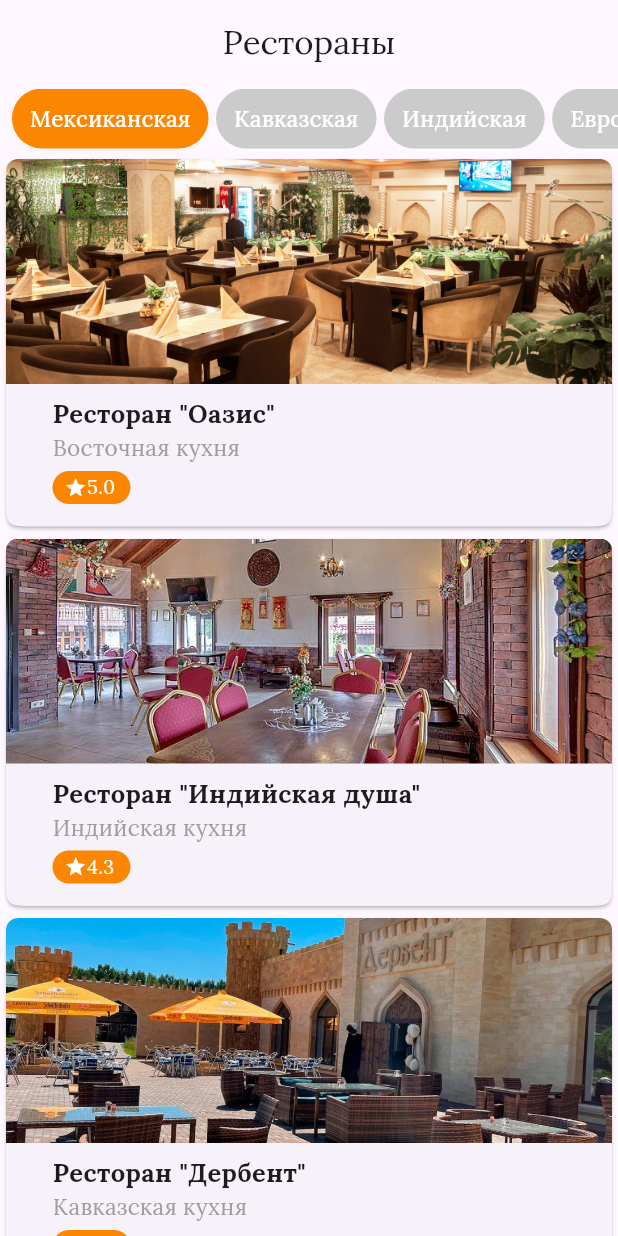
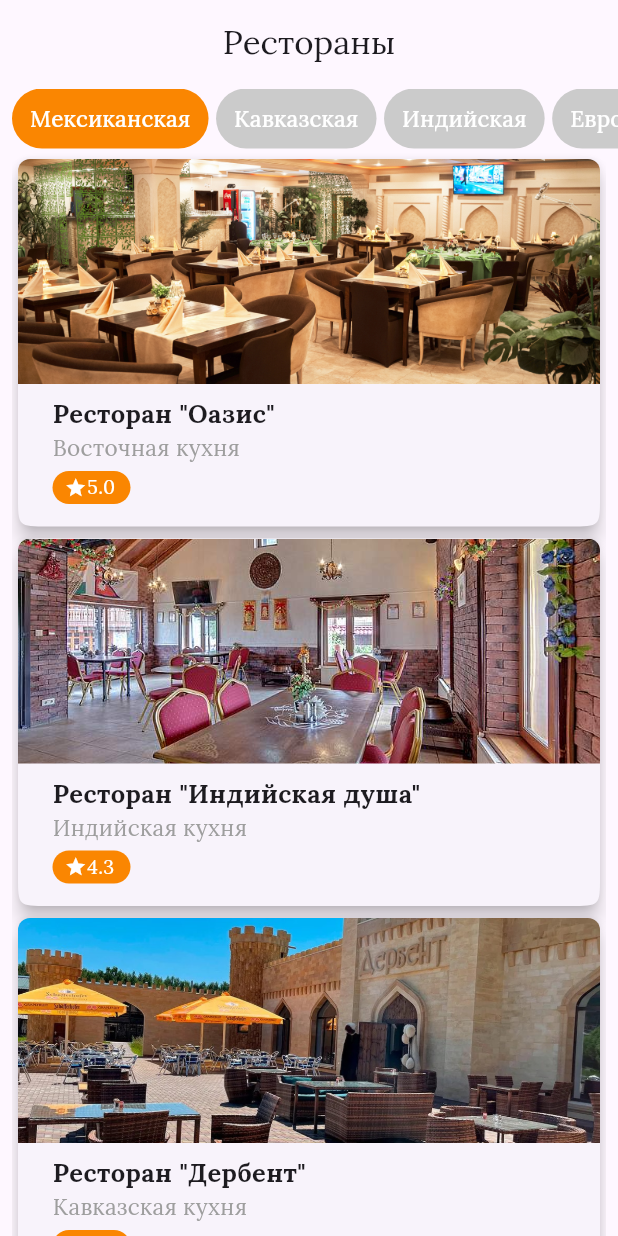
Before and after one commit to Krapotur/snack_time, a Flutter app: the screen it shows after launch, on a phone screen of 412 x 824 dp. Run offline on Flutter 3.47's test engine with Material 3 defaults, Android fonts, the phone set to English and light mode, and no system bars.

Commit message:
Refactor card widget

```diff
--- a/lib/main.dart
+++ b/lib/main.dart
@@ -53,6 +53,7 @@ class _RestaurantCardsState extends State<RestaurantCards> {
       debugShowCheckedModeBanner: false,
       home: Scaffold(
         appBar: AppBar(
+          surfaceTintColor: Colors.white,
           title: const Text(
             'Рестораны',
             style: TextStyle(fontFamily: 'Lora'),
@@ -75,9 +76,12 @@ class _RestaurantCardsState extends State<RestaurantCards> {
               ),
             ),
             Expanded(
-              child: ListView.builder(
-                itemCount: _restaurantCards.length,
-                itemBuilder: (context, index) => _restaurantCards[index],
+              child: Padding(
+                padding: const EdgeInsets.symmetric(horizontal: 8.0),
+                child: ListView.builder(
+                  itemCount: _restaurantCards.length,
+                  itemBuilder: (context, index) => _restaurantCards[index],
+                ),
               ),
             ),
           ],
@@ -117,6 +121,8 @@ class _RestaurantCardsState extends State<RestaurantCards> {
 
   Card _createCardRestaurant(Restaurant res) {
     return Card(
+      elevation: 5,
+      surfaceTintColor: Colors.white,
       shape: ContinuousRectangleBorder(
         borderRadius: BorderRadius.circular(20),
       ),
```
